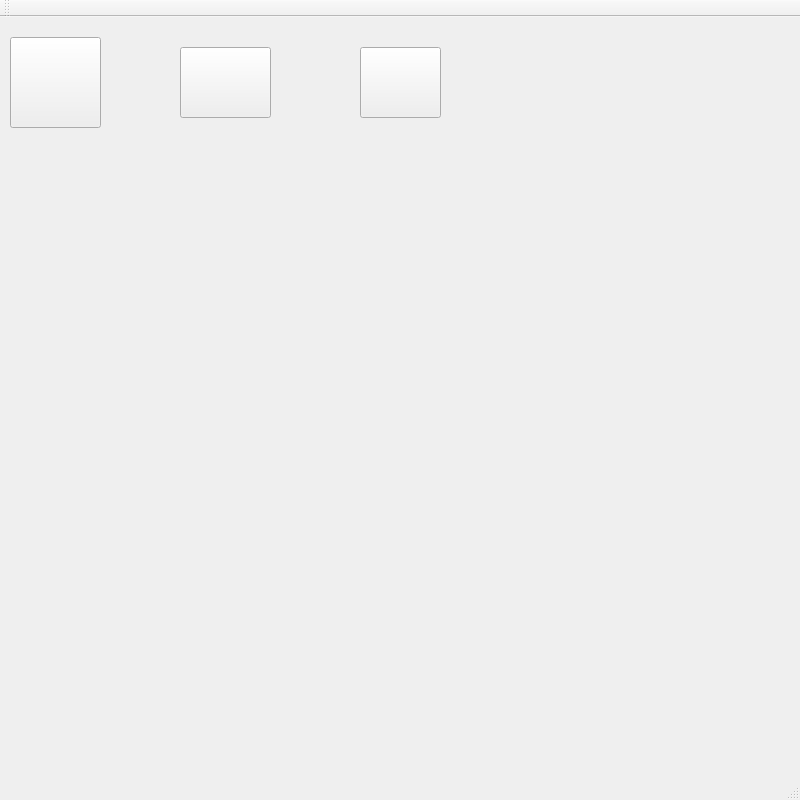
Old version of the form mainwindow.ui in the repository sharingplay/Proyecto-3.
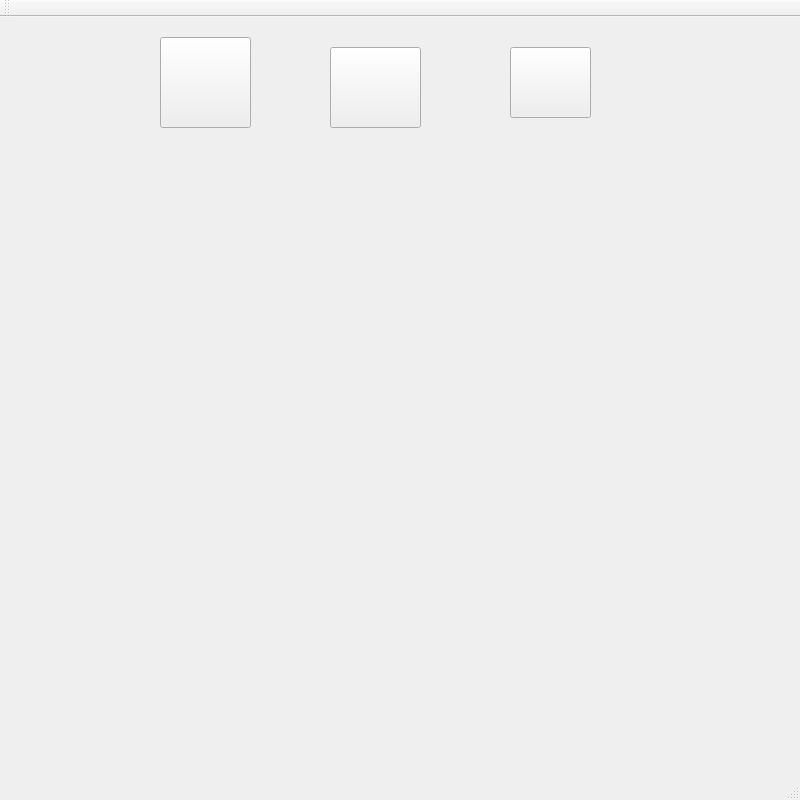
New version of the form. Icons and pictures are not drawn.

Diff of the .ui file:
```diff
--- a/mainwindow.ui
+++ b/mainwindow.ui
@@ -38,7 +38,7 @@
    <widget class="QPushButton" name="addButton">
     <property name="geometry">
      <rect>
-      <x>10</x>
+      <x>160</x>
       <y>20</y>
       <width>91</width>
       <height>91</height>
@@ -54,10 +54,10 @@
    <widget class="QPushButton" name="searchButton">
     <property name="geometry">
      <rect>
-      <x>180</x>
+      <x>330</x>
       <y>30</y>
       <width>91</width>
-      <height>71</height>
+      <height>81</height>
      </rect>
     </property>
     <property name="styleSheet">
@@ -83,7 +83,7 @@
    <widget class="QPushButton" name="infoButton">
     <property name="geometry">
      <rect>
-      <x>360</x>
+      <x>510</x>
       <y>30</y>
       <width>81</width>
       <height>71</height>
```
Left out of the diff: 3 changed lines with no effect on the pictures.
